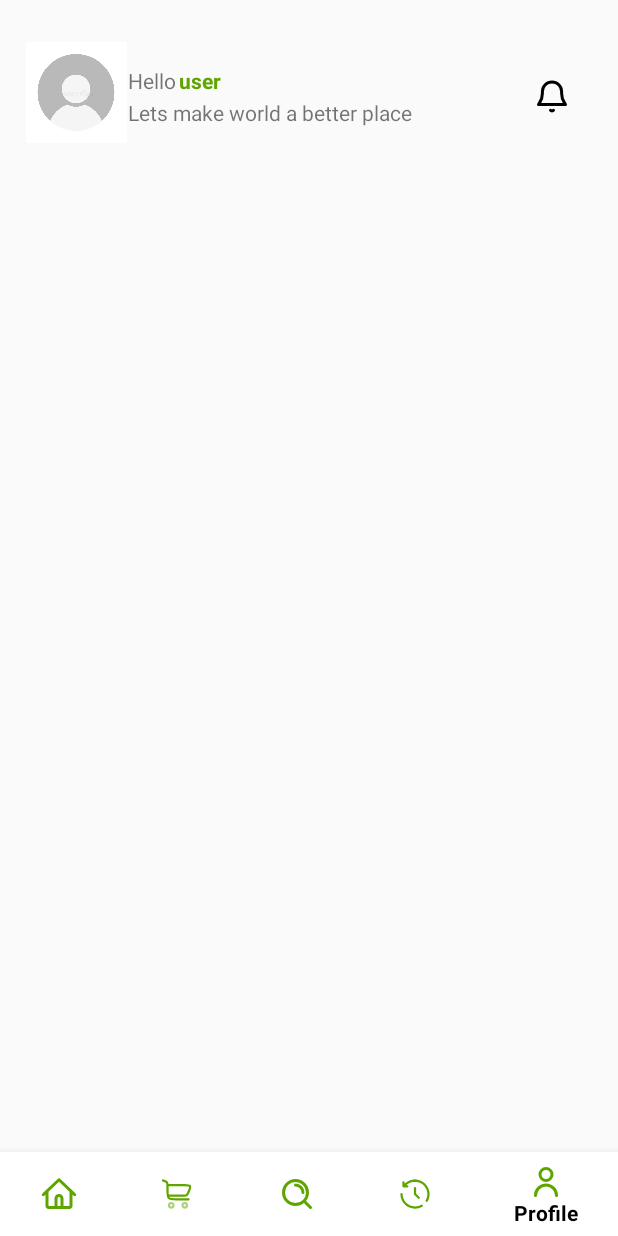
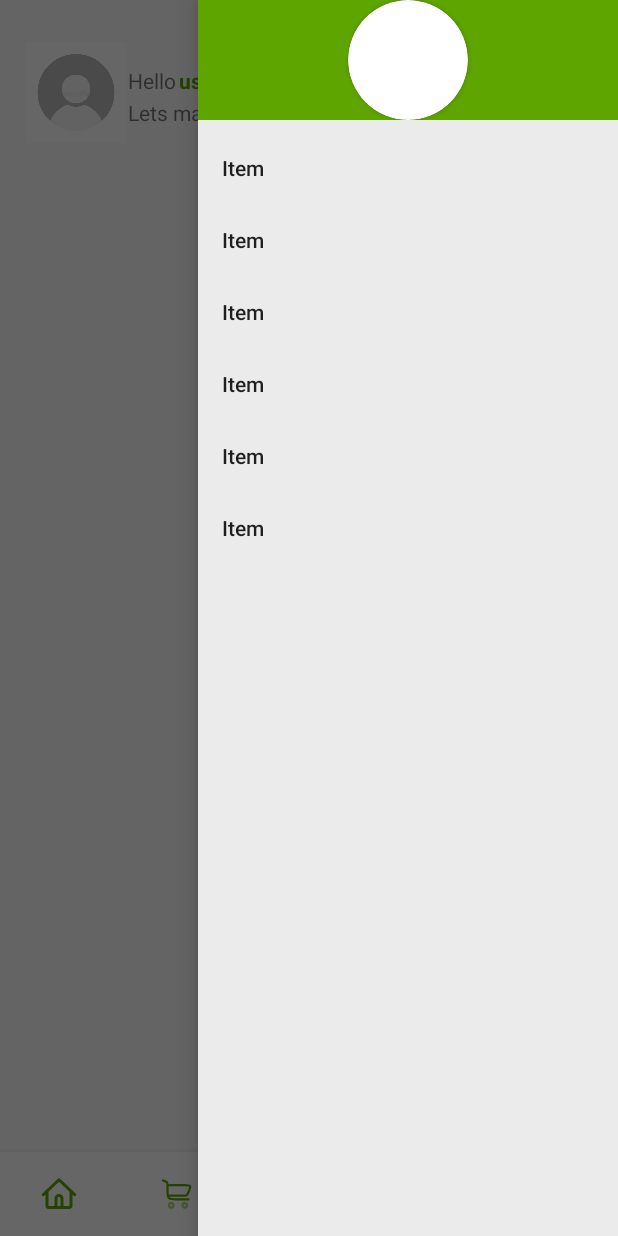
Before and after one commit to ersurajrajput/WasteToWealth, an Android app: the MainActivity screen opened directly, with no data from a screen before it, item 5 of the bottom bar chosen, on a phone screen of 412 x 824 dp. Run offline under Robolectric (Android 15) with nearby library versions, the phone set to English and light mode, and no system bars.

Commit message:
drawer is worrking fine

```diff
--- a/app/src/main/java/com/example/wastetowealth/screens/LoginActivity.java
+++ b/app/src/main/java/com/example/wastetowealth/screens/LoginActivity.java
@@ -13,6 +13,7 @@ import androidx.appcompat.app.AppCompatActivity;
 import androidx.core.graphics.Insets;
 import androidx.core.view.ViewCompat;
 import androidx.core.view.WindowInsetsCompat;
+import androidx.drawerlayout.widget.DrawerLayout;
 
 import com.example.wastetowealth.R;
 
@@ -37,6 +38,7 @@ public class LoginActivity extends AppCompatActivity {
         pass = findViewById(R.id.et_pass);
         btn_login = findViewById(R.id.btn_login);
         newuser = findViewById(R.id.tv_newuser);
+
 
 
 
--- a/app/src/main/java/com/example/wastetowealth/screens/MainActivity.java
+++ b/app/src/main/java/com/example/wastetowealth/screens/MainActivity.java
@@ -14,8 +14,10 @@ import androidx.annotation.NonNull;
 import androidx.appcompat.app.AppCompatActivity;
 import androidx.constraintlayout.widget.ConstraintLayout;
 import androidx.core.graphics.Insets;
+import androidx.core.view.GravityCompat;
 import androidx.core.view.ViewCompat;
 import androidx.core.view.WindowInsetsCompat;
+import androidx.drawerlayout.widget.DrawerLayout;
 
 import com.example.wastetowealth.R;
 import com.google.android.material.bottomnavigation.BottomNavigationMenuView;
@@ -24,7 +26,8 @@ import com.google.android.material.navigation.NavigationBarView;
 
 public class MainActivity extends AppCompatActivity {
     BottomNavigationView bottomNavigationView;
-    ConstraintLayout profilePanel;
+    DrawerLayout drawerLayout;
+
 
     @Override
     protected void onCreate(Bundle savedInstanceState) {
@@ -37,7 +40,7 @@ public class MainActivity extends AppCompatActivity {
             return insets;
         });
         bottomNavigationView = findViewById(R.id.bottomNavigationView);
-
+        drawerLayout = findViewById(R.id.drawerLayout);
         bottomNavigationView.setOnItemSelectedListener(new NavigationBarView.OnItemSelectedListener() {
             @Override
             public boolean onNavigationItemSelected(@NonNull MenuItem menuItem) {
@@ -56,6 +59,7 @@ public class MainActivity extends AppCompatActivity {
                     Toast.makeText(getApplicationContext(),"History",LENGTH_SHORT).show();
                     return true;
                 }if (menuItem.getItemId() == R.id.profile){
+                    drawerLayout.openDrawer(GravityCompat.END);
                     Toast.makeText(getApplicationContext(),"Profile",LENGTH_SHORT).show();
                     return true;
                 }
--- a/app/src/main/res/layout/activity_main.xml
+++ b/app/src/main/res/layout/activity_main.xml
@@ -1,14 +1,76 @@
 <?xml version="1.0" encoding="utf-8"?>
-<androidx.constraintlayout.widget.ConstraintLayout xmlns:android="http://schemas.android.com/apk/res/android"
+<androidx.drawerlayout.widget.DrawerLayout xmlns:android="http://schemas.android.com/apk/res/android"
     xmlns:app="http://schemas.android.com/apk/res-auto"
     xmlns:tools="http://schemas.android.com/tools"
-    android:id="@+id/main"
+    android:id="@+id/drawerLayout"
     android:layout_width="match_parent"
     android:layout_height="match_parent"
     tools:context=".screens.MainActivity">
 
-    <!-- Slide-in Profile Panel -->
+    <!-- ✅ Wrap all UI inside a ConstraintLayout -->
+    <androidx.constraintlayout.widget.ConstraintLayout
+        android:id="@+id/main"
+        android:layout_width="match_parent"
+        android:layout_height="match_parent">
 
+        <!-- Profile Picture -->
+        <ImageView
+            android:id="@+id/imageView4"
+            android:layout_width="69dp"
+            android:layout_height="67dp"
+            android:layout_marginTop="28dp"
+            app:layout_constraintEnd_toEndOf="parent"
+            app:layout_constraintHorizontal_bias="0.046"
+            app:layout_constraintStart_toStartOf="parent"
+            app:layout_constraintTop_toTopOf="parent"
+            app:srcCompat="@drawable/user_sample_profile" />
+
+        <!-- "Hello" Text -->
+        <TextView
+            android:id="@+id/textView2"
+            android:layout_width="wrap_content"
+            android:layout_height="wrap_content"
+            android:text="Hello"
+            app:layout_constraintBottom_toBottomOf="@+id/imageView4"
+            app:layout_constraintStart_toEndOf="@+id/imageView4"
+            app:layout_constraintTop_toTopOf="@+id/imageView4"
+            app:layout_constraintVertical_bias="0.333" />
+
+        <!-- "User" Text -->
+        <TextView
+            android:id="@+id/textView7"
+            android:layout_width="wrap_content"
+            android:layout_height="wrap_content"
+            android:layout_marginStart="2dp"
+            android:text="user"
+            android:textColor="@color/primary_color"
+            android:textStyle="bold"
+            app:layout_constraintBottom_toBottomOf="@+id/textView2"
+            app:layout_constraintStart_toEndOf="@+id/textView2"
+            app:layout_constraintTop_toTopOf="@+id/textView2" />
+
+        <!-- Slogan -->
+        <TextView
+            android:id="@+id/textView8"
+            android:layout_width="wrap_content"
+            android:layout_height="wrap_content"
+            android:layout_marginTop="2dp"
+            android:text="Lets make world a better place"
+            app:layout_constraintEnd_toEndOf="@+id/textView7"
+            app:layout_constraintHorizontal_bias="0.0"
+            app:layout_constraintStart_toEndOf="@+id/imageView4"
+            app:layout_constraintTop_toBottomOf="@+id/textView2" />
+
+        <!-- Notification Bell -->
+        <ImageView
+            android:id="@+id/iv_notification"
+            android:layout_width="wrap_content"
+            android:layout_height="wrap_content"
+            android:layout_marginEnd="32dp"
+            app:layout_constraintBottom_toBottomOf="@+id/textView8"
+            app:layout_constraintEnd_toEndOf="parent"
+            app:layout_constraintTop_toTopOf="@+id/textView7"
+            app:srcCompat="@drawable/bell_icon" />
 
         <!-- Bottom Navigation -->
         <com.google.android.material.bottomnavigation.BottomNavigationView
@@ -21,61 +83,18 @@
             app:itemPaddingBottom="10dp"
             app:itemTextColor="@color/black"
             app:layout_constraintBottom_toBottomOf="parent"
-        app:layout_constraintEnd_toEndOf="parent"
-        app:layout_constraintStart_toStartOf="parent" />
+            app:layout_constraintStart_toStartOf="parent"
+            app:layout_constraintEnd_toEndOf="parent" />
+    </androidx.constraintlayout.widget.ConstraintLayout>
 
-    <ImageView
-        android:id="@+id/imageView4"
-        android:layout_width="69dp"
-        android:layout_height="67dp"
-        android:layout_marginTop="28dp"
-        app:layout_constraintEnd_toEndOf="parent"
-        app:layout_constraintHorizontal_bias="0.046"
-        app:layout_constraintStart_toStartOf="parent"
-        app:layout_constraintTop_toTopOf="parent"
-        app:srcCompat="@drawable/user_sample_profile" />
+    <!-- ✅ Navigation Drawer -->
+    <com.google.android.material.navigation.NavigationView
+        android:id="@+id/nav_view"
+        android:layout_width="wrap_content"
+        android:layout_height="match_parent"
+        android:layout_gravity="end"
+        android:background="#EBEBEB"
+        app:menu="@menu/drawer_items"
+        app:headerLayout="@layout/drawer_header" />
 
-    <TextView
-        android:id="@+id/textView2"
-        android:layout_width="wrap_content"
-        android:layout_height="wrap_content"
-        android:text="Hello"
-        app:layout_constraintBottom_toBottomOf="@+id/imageView4"
-        app:layout_constraintStart_toEndOf="@+id/imageView4"
-        app:layout_constraintTop_toTopOf="@+id/imageView4"
-        app:layout_constraintVertical_bias="0.333" />
-
-    <TextView
-        android:id="@+id/textView7"
-        android:layout_width="wrap_content"
-        android:layout_height="wrap_content"
-        android:layout_marginStart="2dp"
-        android:text="user"
-        android:textColor="@color/primary_color"
-        android:textStyle="bold"
-        app:layout_constraintBottom_toBottomOf="@+id/textView2"
-        app:layout_constraintStart_toEndOf="@+id/textView2"
-        app:layout_constraintTop_toTopOf="@+id/textView2" />
-
-    <TextView
-        android:id="@+id/textView8"
-        android:layout_width="wrap_content"
-        android:layout_height="wrap_content"
-        android:layout_marginTop="2dp"
-        android:text="Lets make world a better place"
-        app:layout_constraintEnd_toEndOf="@+id/textView7"
-        app:layout_constraintHorizontal_bias="0.0"
-        app:layout_constraintStart_toEndOf="@+id/imageView4"
-        app:layout_constraintTop_toBottomOf="@+id/textView2" />
-
-    <ImageView
-        android:id="@+id/iv_notification"
-        android:layout_width="wrap_content"
-        android:layout_height="wrap_content"
-        android:layout_marginEnd="32dp"
-        app:layout_constraintBottom_toBottomOf="@+id/textView8"
-        app:layout_constraintEnd_toEndOf="parent"
-        app:layout_constraintTop_toTopOf="@+id/textView7"
-        app:srcCompat="@drawable/bell_icon" />
-
-</androidx.constraintlayout.widget.ConstraintLayout>
+</androidx.drawerlayout.widget.DrawerLayout>
--- /dev/null
+++ b/app/src/main/res/layout/drawer_header.xml
@@ -0,0 +1,14 @@
+<?xml version="1.0" encoding="utf-8"?>
+<LinearLayout xmlns:android="http://schemas.android.com/apk/res/android"
+    android:layout_width="match_parent"
+    android:layout_height="match_parent"
+    xmlns:app="http://schemas.android.com/apk/res-auto"
+    android:background="@color/primary_color"
+    android:gravity="center">
+    <androidx.cardview.widget.CardView
+        android:layout_width="80dp"
+        android:layout_height="80dp"
+        android:background="#090808"
+        app:cardCornerRadius="40dp"/>
+
+</LinearLayout>
--- /dev/null
+++ b/app/src/main/res/menu/drawer_items.xml
@@ -0,0 +1,11 @@
+<?xml version="1.0" encoding="utf-8"?>
+<menu xmlns:app="http://schemas.android.com/apk/res-auto"
+    xmlns:android="http://schemas.android.com/apk/res/android">
+
+    <item android:title="Item" />
+    <item android:title="Item" />
+    <item android:title="Item" />
+    <item android:title="Item" />
+    <item android:title="Item" />
+    <item android:title="Item" />
+</menu>
--- /dev/null
+++ b/app/src/main/res/values-land/dimens.xml
@@ -0,0 +1,3 @@
+<resources>
+    <dimen name="fab_margin">48dp</dimen>
+</resources>
--- /dev/null
+++ b/app/src/main/res/values-w1240dp/dimens.xml
@@ -0,0 +1,3 @@
+<resources>
+    <dimen name="fab_margin">200dp</dimen>
+</resources>
--- /dev/null
+++ b/app/src/main/res/values-w600dp/dimens.xml
@@ -0,0 +1,3 @@
+<resources>
+    <dimen name="fab_margin">48dp</dimen>
+</resources>
--- a/app/src/main/res/values/themes.xml
+++ b/app/src/main/res/values/themes.xml
@@ -6,4 +6,13 @@
     </style>
 
     <style name="Theme.WasteToWealth" parent="Base.Theme.WasteToWealth" />
+
+    <style name="Theme.WasteToWealth.NoActionBar">
+        <item name="windowActionBar">false</item>
+        <item name="windowNoTitle">true</item>
+    </style>
+
+    <style name="Theme.WasteToWealth.AppBarOverlay" parent="ThemeOverlay.AppCompat.Dark.ActionBar" />
+
+    <style name="Theme.WasteToWealth.PopupOverlay" parent="ThemeOverlay.AppCompat.Light" />
 </resources>
```
Also changed, not shown: app/build.gradle.kts (+7 -0 lines), app/src/main/AndroidManifest.xml (+6 -1 lines), app/src/main/java/com/example/wastetowealth/screens/UserProfileActivity.java (deleted, +0 -26 lines), app/src/main/res/layout/activity_user_profile.xml (deleted, +0 -10 lines), app/src/main/res/navigation/mobile_navigation.xml (added, +25 -0 lines), app/src/main/res/values/dimens.xml (added, +8 -0 lines), app/src/main/res/values/strings.xml (+11 -0 lines), gradle/libs.versions.toml (+8 -0 lines). Lines whose indentation alone changed are shown as unchanged.
